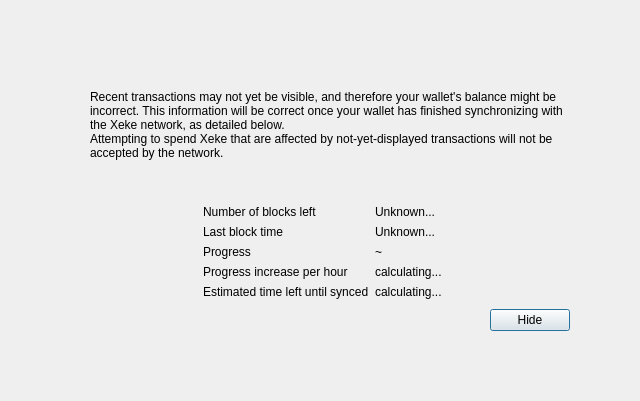
Old version of the form src/qt/forms/modaloverlay.ui in the repository Qebit/dash.
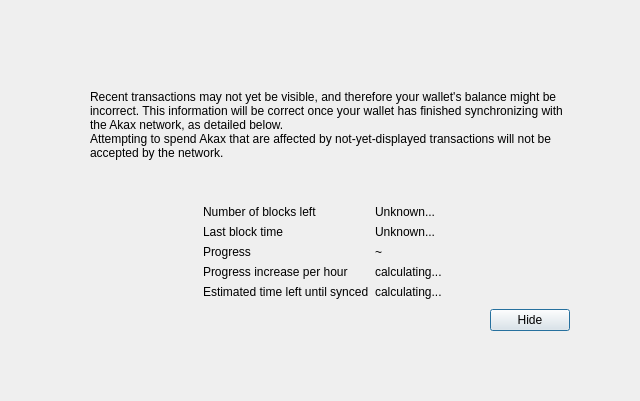
New version of the form.

Diff of the .ui file:
```diff
--- a/src/qt/forms/modaloverlay.ui
+++ b/src/qt/forms/modaloverlay.ui
@@ -111,7 +111,7 @@
              <item>
               <widget class="QLabel" name="infoText">
                <property name="text">
-                <string>Recent transactions may not yet be visible, and therefore your wallet's balance might be incorrect. This information will be correct once your wallet has finished synchronizing with the Xeke network, as detailed below.</string>
+                <string>Recent transactions may not yet be visible, and therefore your wallet's balance might be incorrect. This information will be correct once your wallet has finished synchronizing with the Akax network, as detailed below.</string>
                </property>
                <property name="textFormat">
                 <enum>Qt::RichText</enum>
@@ -124,7 +124,7 @@
              <item>
               <widget class="QLabel" name="infoTextStrong">
                <property name="text">
-                <string>Attempting to spend Xeke that are affected by not-yet-displayed transactions will not be accepted by the network.</string>
+                <string>Attempting to spend Akax that are affected by not-yet-displayed transactions will not be accepted by the network.</string>
                </property>
                <property name="textFormat">
                 <enum>Qt::RichText</enum>
```
